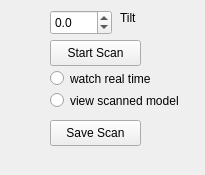
Above: src/meshlabplugins/edit_kinect/kinect.ui from cnr-isti-vclab/meshlab before the change. Below: the same form after it.
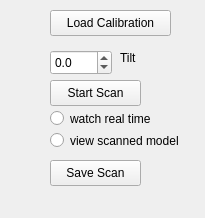
That is the form after the change.

Commit message: added loading of calibration file as produced by http://nicolas.burrus.name/index.php/Research/KinectCalibration  At the moment distortion is ignored

Patch:
```diff
--- a/src/meshlabplugins/edit_kinect/kinect.ui
+++ b/src/meshlabplugins/edit_kinect/kinect.ui
@@ -10,7 +10,7 @@
     <x>0</x>
     <y>0</y>
     <width>205</width>
-    <height>175</height>
+    <height>218</height>
    </rect>
   </property>
   <property name="sizePolicy">
@@ -39,7 +39,7 @@
     <property name="geometry">
      <rect>
       <x>50</x>
-      <y>40</y>
+      <y>80</y>
       <width>91</width>
       <height>26</height>
      </rect>
@@ -52,7 +52,7 @@
     <property name="geometry">
      <rect>
       <x>50</x>
-      <y>70</y>
+      <y>110</y>
       <width>158</width>
       <height>17</height>
      </rect>
@@ -68,7 +68,7 @@
     <property name="geometry">
      <rect>
       <x>50</x>
-      <y>90</y>
+      <y>130</y>
       <width>158</width>
       <height>21</height>
      </rect>
@@ -84,7 +84,7 @@
     <property name="geometry">
      <rect>
       <x>50</x>
-      <y>120</y>
+      <y>160</y>
       <width>91</width>
       <height>26</height>
      </rect>
@@ -97,7 +97,7 @@
     <property name="geometry">
      <rect>
       <x>50</x>
-      <y>10</y>
+      <y>50</y>
       <width>62</width>
       <height>25</height>
      </rect>
@@ -116,7 +116,7 @@
     <property name="geometry">
      <rect>
       <x>120</x>
-      <y>10</y>
+      <y>50</y>
       <width>56</width>
       <height>15</height>
      </rect>
@@ -125,6 +125,25 @@
      <string>Tilt</string>
     </property>
    </widget>
+   <widget class="QPushButton" name="loadCalibrationPushButton">
+    <property name="geometry">
+     <rect>
+      <x>50</x>
+      <y>10</y>
+      <width>121</width>
+      <height>26</height>
+     </rect>
+    </property>
+    <property name="toolTip">
+     <string>Load a YML calibration file as written by Nicholas Burrus kinect calibration software: http://nicolas.burrus.name/index.php/Research/KinectCalibration</string>
+    </property>
+    <property name="whatsThis">
+     <string>Load a YML calibration file as written by Nicholas Burrus kinect calibration software: http://nicolas.burrus.name/index.php/Research/KinectCalibration</string>
+    </property>
+    <property name="text">
+     <string>Load Calibration</string>
+    </property>
+   </widget>
   </widget>
  </widget>
  <resources/>
```
The commit also changes 5 other files.
